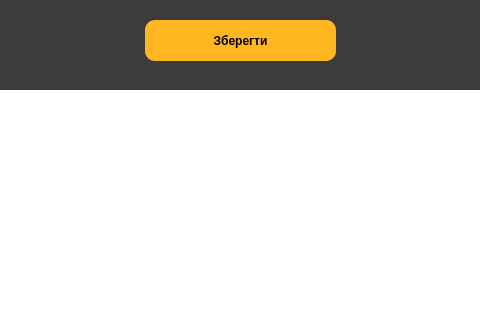
This is easyeditor/photo.ui in Logika-16-00/Mark as Qt 5 draws it before an edit; both pictures show x 215 to 695 and y 0 to 320 of the 807 by 603 pixel window. The edited form follows.
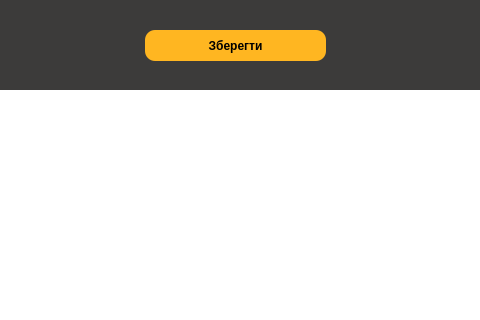
This is the edited form.

```diff
--- a/easyeditor/photo.ui
+++ b/easyeditor/photo.ui
@@ -177,9 +177,9 @@
     <property name="geometry">
      <rect>
       <x>360</x>
-      <y>20</y>
-      <width>191</width>
-      <height>41</height>
+      <y>30</y>
+      <width>181</width>
+      <height>31</height>
      </rect>
     </property>
     <property name="styleSheet">
```
